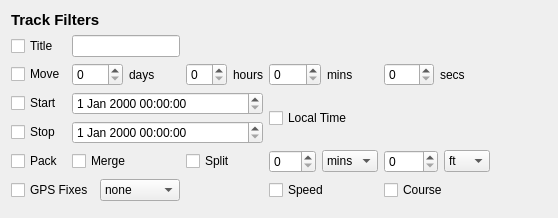
Qt form gui/trackui.ui (alexbirkett/GPSBabel) before a commit.
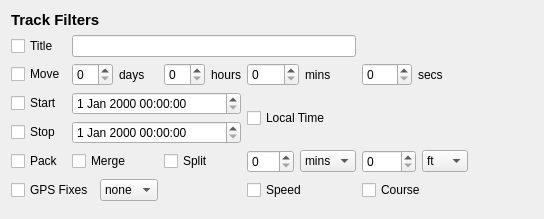
The same form after that commit.

```diff
--- a/gui/trackui.ui
+++ b/gui/trackui.ui
@@ -6,8 +6,8 @@
    <rect>
     <x>0</x>
     <y>0</y>
-    <width>558</width>
-    <height>218</height>
+    <width>544</width>
+    <height>219</height>
    </rect>
   </property>
   <property name="windowTitle">
@@ -51,7 +51,7 @@
        </property>
       </widget>
      </item>
-     <item row="1" column="1">
+     <item row="1" column="1" colspan="3">
       <widget class="QLineEdit" name="titleText">
        <property name="toolTip">
         <string>the title of the new track is composed of the start time of the track appended to this value. </string>
```
